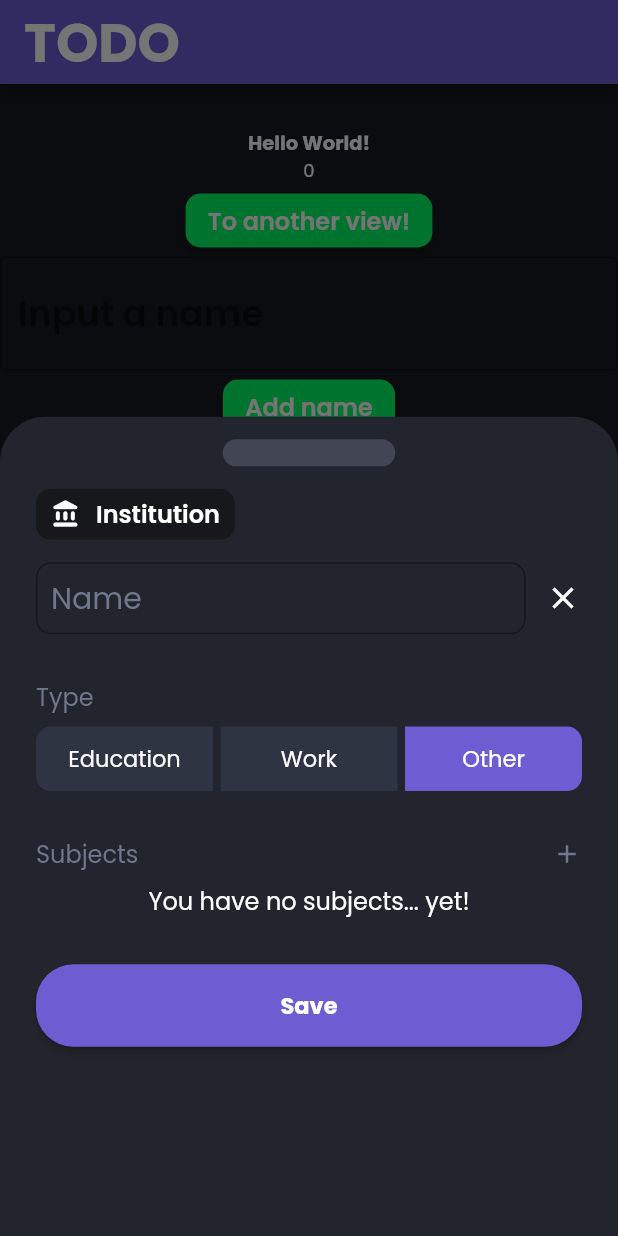
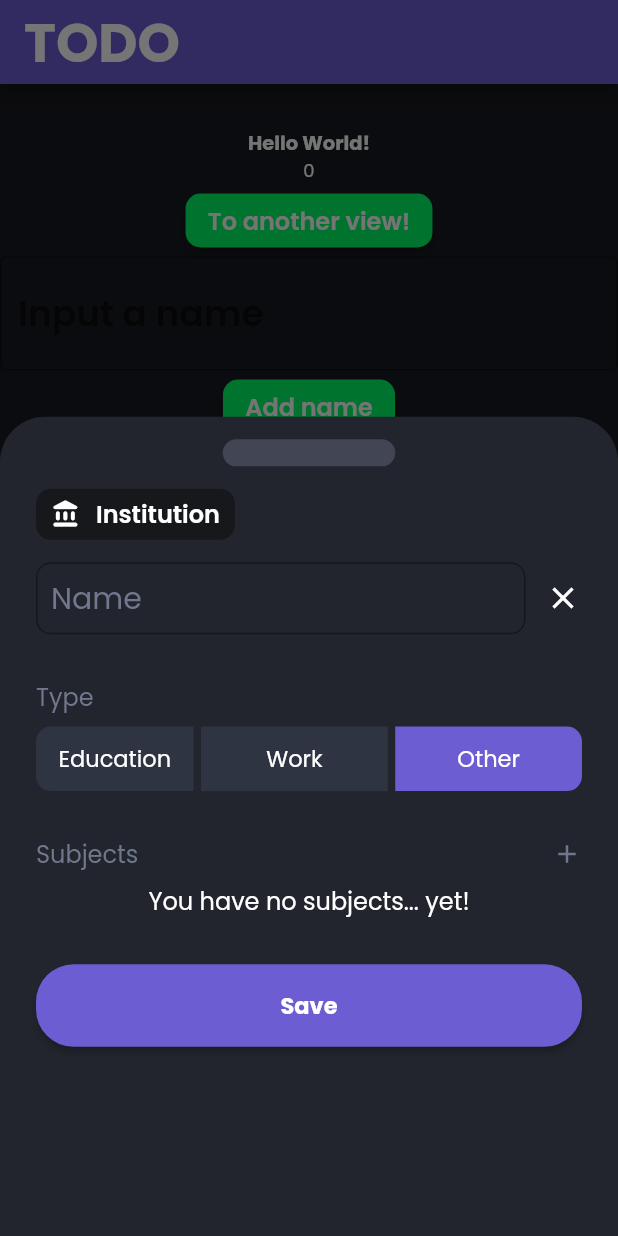
Before and after one commit to DreFlo/lgp-2223-sc1, a Flutter app: the HomePage screen opened directly, after a tap on "Institution Form", on a phone screen of 412 x 824 dp. Run offline on Flutter 3.47's test engine with Material 2 defaults, Android fonts, the phone set to English and light mode, and no system bars; our stand-ins replace calendar_view, carousel_slider, floor, flutter_local_notifications, flutter_native_timezone, flutter_svg and 7 more; missing offline and left inert: books_finder, emojis, flutter_picker, notification_permissions, tmdb_api; accounts and stored records are empty; generated files the repository leaves out were written again.

Commit message:
Education all in the same row

```diff
--- a/src/lib/pages/tasks/institution_form.dart
+++ b/src/lib/pages/tasks/institution_form.dart
@@ -167,17 +167,19 @@ class _InstitutionFormState extends State<InstitutionForm> {
                     Row(
                       mainAxisAlignment: MainAxisAlignment.start,
                       children: [
+                        Wrap(children: [
                           Flexible(
                               flex: 1,
                               child: InkWell(
-                              key: const Key('educationInstitutionTypeButton'),
+                                key:
+                                    const Key('educationInstitutionTypeButton'),
                                 highlightColor: lightGray,
                                 child: Column(
                                   mainAxisAlignment: MainAxisAlignment.center,
                                   children: [
                                     Container(
-                                      key:
-                                          const Key('educationInstitutionType'),
+                                        key: const Key(
+                                            'educationInstitutionType'),
                                         padding: const EdgeInsets.symmetric(
                                             horizontal: 15, vertical: 10),
                                         decoration: BoxDecoration(
@@ -203,7 +205,8 @@ class _InstitutionFormState extends State<InstitutionForm> {
                                   type = InstitutionType.education;
                                   setState(() {});
                                 },
-                            )),
+                              ))
+                        ]),
                         const SizedBox(width: 5),
                         Flexible(
                             flex: 1,
```
Lines whose indentation alone changed are shown as unchanged.
